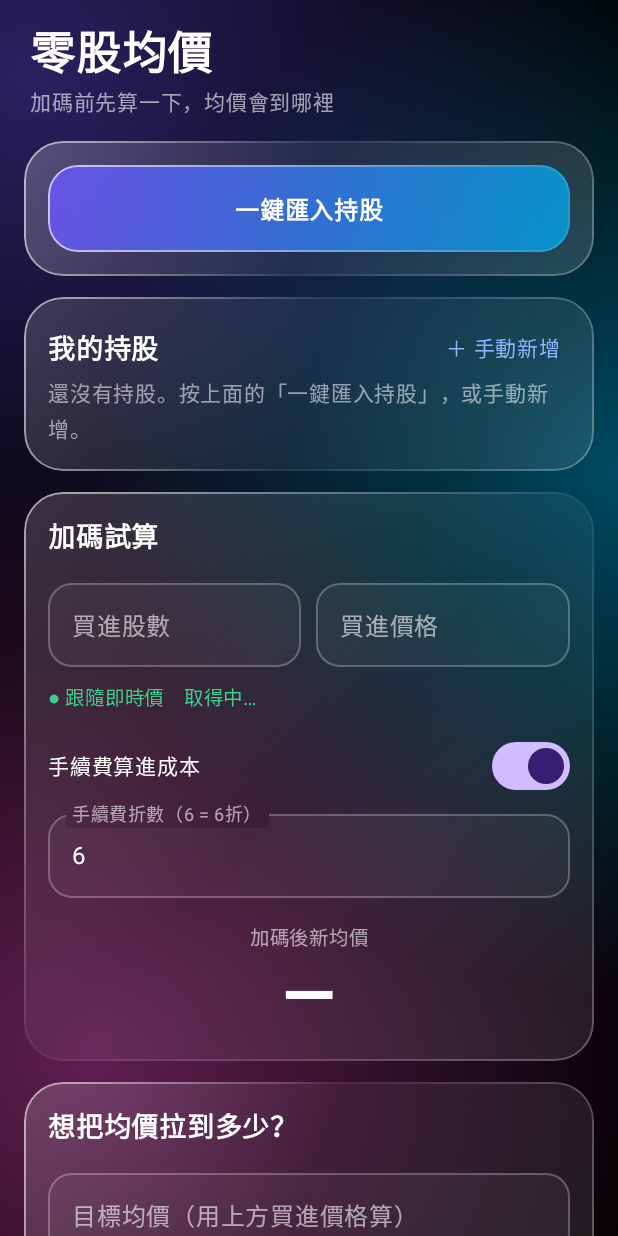
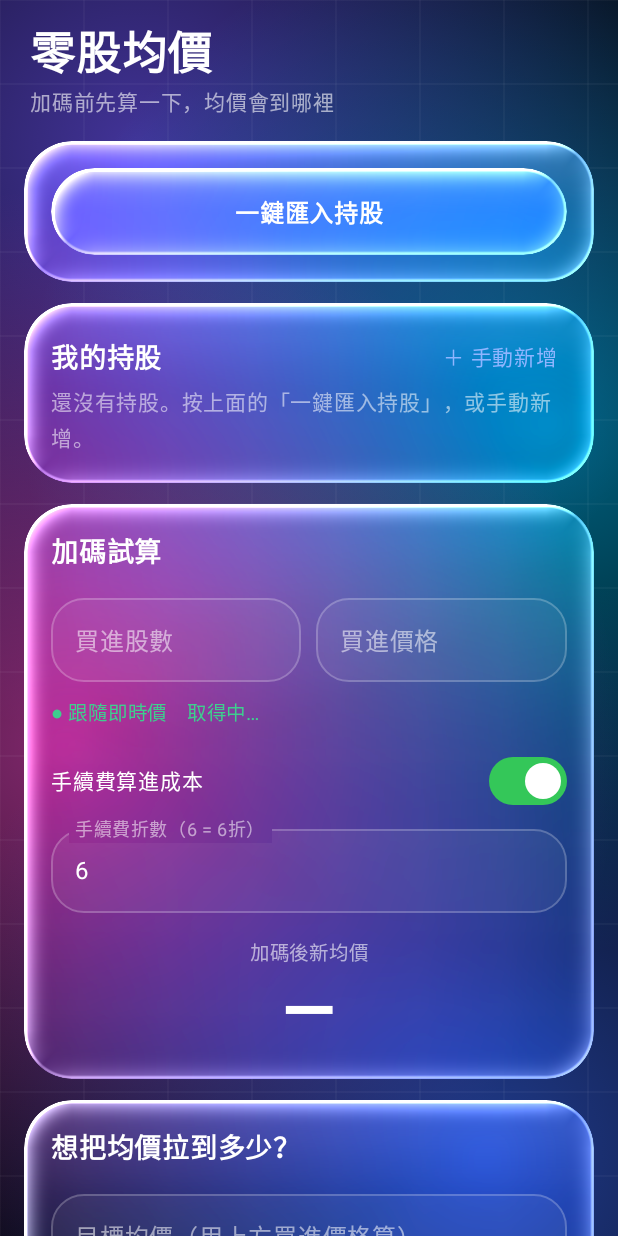
Before and after one commit to s124964743-glitch/stock-avg, an Android app built with Jetpack Compose: the screen it shows after launch (MainActivity), on a phone screen of 412 x 824 dp. Run offline under Robolectric (Android 15) with nearby library versions, the phone set to English and light mode, and no system bars; pictures from the network do not load.

Commit message:
仿 iOS Liquid Glass：AGSL 透鏡折射、色散、鏡面高光、背景模糊、按壓彈性
Co-Authored-By: Claude Sonnet 5.5 <noreply@anthropic.com>
Claude-Session: https://claude.ai/code/session_01JHz7xpGUTKzABaYYpgPKTS

```diff
--- a/app/src/main/java/app/stockavg/Glass.kt
+++ b/app/src/main/java/app/stockavg/Glass.kt
@@ -1,15 +1,30 @@
 package app.stockavg
 
+import android.graphics.RenderEffect
+import android.graphics.RuntimeShader
+import android.graphics.Shader
+import android.os.Build
+import androidx.compose.animation.core.LinearEasing
+import androidx.compose.animation.core.infiniteRepeatable
+import androidx.compose.animation.core.rememberInfiniteTransition
+import androidx.compose.animation.core.spring
+import androidx.compose.animation.core.tween
+import androidx.compose.animation.core.animateFloat
+import androidx.compose.animation.core.animateFloatAsState
 import androidx.compose.foundation.Canvas
 import androidx.compose.foundation.background
 import androidx.compose.foundation.border
 import androidx.compose.foundation.clickable
+import androidx.compose.foundation.interaction.MutableInteractionSource
+import androidx.compose.foundation.interaction.collectIsPressedAsState
 import androidx.compose.foundation.layout.Box
 import androidx.compose.foundation.layout.BoxScope
+import androidx.compose.foundation.layout.BoxWithConstraints
 import androidx.compose.foundation.layout.Column
 import androidx.compose.foundation.layout.ColumnScope
 import androidx.compose.foundation.layout.fillMaxSize
 import androidx.compose.foundation.layout.fillMaxWidth
+import androidx.compose.foundation.layout.matchParentSize
 import androidx.compose.foundation.layout.padding
 import androidx.compose.foundation.shape.RoundedCornerShape
 import androidx.compose.foundation.text.KeyboardOptions
@@ -17,18 +32,35 @@ import androidx.compose.material3.OutlinedTextField
 import androidx.compose.material3.OutlinedTextFieldDefaults
 import androidx.compose.material3.Text
 import androidx.compose.runtime.Composable
+import androidx.compose.runtime.CompositionLocalProvider
+import androidx.compose.runtime.State
+import androidx.compose.runtime.compositionLocalOf
+import androidx.compose.runtime.getValue
+import androidx.compose.runtime.mutableStateOf
+import androidx.compose.runtime.remember
+import androidx.compose.runtime.setValue
 import androidx.compose.ui.Alignment
 import androidx.compose.ui.Modifier
 import androidx.compose.ui.draw.clip
+import androidx.compose.ui.draw.drawBehind
 import androidx.compose.ui.geometry.Offset
+import androidx.compose.ui.geometry.Size
 import androidx.compose.ui.graphics.Brush
 import androidx.compose.ui.graphics.Color
+import androidx.compose.ui.graphics.asComposeRenderEffect
+import androidx.compose.ui.graphics.drawscope.DrawScope
+import androidx.compose.ui.graphics.drawscope.translate
+import androidx.compose.ui.graphics.graphicsLayer
+import androidx.compose.ui.layout.onGloballyPositioned
+import androidx.compose.ui.layout.positionInRoot
 import androidx.compose.ui.text.font.FontWeight
 import androidx.compose.ui.text.input.KeyboardType
 import androidx.compose.ui.unit.Dp
 import androidx.compose.ui.unit.dp
 import androidx.compose.ui.unit.sp
 import androidx.compose.ui.window.Dialog
+import kotlin.math.cos
+import kotlin.math.sin
 
 val Accent = Color(0xFF8FB5FF)
 val Good = Color(0xFF3ECF8E)
@@ -36,25 +68,187 @@ val Bad = Color(0xFFFF6B64)
 val Up = Color(0xFFFF5A64)   // 台股：漲 = 紅
 val Down = Color(0xFF2ED47A) // 台股：跌 = 綠
 
-/** 黑底 + 幾團柔和的彩色光暈，讓玻璃卡片有東西可以折射。 */
-@Composable
-fun GlassBackground(content: @Composable BoxScope.() -> Unit) {
-    Box(Modifier.fillMaxSize().background(Color.Black)) {
-        Canvas(Modifier.fillMaxSize()) {
-            fun orb(c: Color, x: Float, y: Float, r: Float) {
+/**
+ * 仿 iOS「Liquid Glass」：
+ *  - 背後的畫面先輕微模糊（折射前的毛玻璃）
+ *  - 邊緣用 AGSL 著色器做「透鏡折射」：越靠近邊緣，背景被彎曲、拉伸，並帶有色散
+ *  - 提高飽和與亮度，疊上極薄的白色染色
+ *  - 光源在左上：邊緣有鏡面高光（亮邊），頂部有一層柔光
+ * 需要 Android 13（API 33）以上；更舊的系統自動退回一般半透明玻璃。
+ */
+private const val LENS = """
+uniform shader content;
+uniform float2 size;
+uniform float radius;
+uniform float bevel;
+uniform float strength;
+uniform float dpx;
+uniform float4 tint;
+
+float sdRound(float2 p, float2 hb, float r) {
+    float2 q = abs(p) - hb + float2(r);
+    return length(max(q, float2(0.0))) + min(max(q.x, q.y), 0.0) - r;
+}
+
+half4 main(float2 fc) {
+    float r = min(radius, min(size.x, size.y) * 0.5);
+    float bv = min(bevel, min(size.x, size.y) * 0.45);
+    float2 hb = size * 0.5;
+    float2 p = fc - hb;
+    float sd = sdRound(p, hb, r);
+    float2 n = float2(
+        sdRound(p + float2(1.0, 0.0), hb, r) - sdRound(p - float2(1.0, 0.0), hb, r),
+        sdRound(p + float2(0.0, 1.0), hb, r) - sdRound(p - float2(0.0, 1.0), hb, r));
+    float nl = length(n);
+    n = nl > 0.0001 ? n / nl : float2(0.0, -1.0);
+
+    float depth = clamp(-sd / bv, 0.0, 1.0);
+    float edge = 1.0 - depth;
+    float k = edge * edge;
+    float2 off = -n * k * strength;
+
+    half4 c0 = content.eval(fc + off);
+    half4 c1 = content.eval(fc + off * 1.22);
+    half4 c2 = content.eval(fc + off * 1.44);
+    float3 col = float3(c0.r, c1.g, c2.b);
+
+    float lum = dot(col, float3(0.299, 0.587, 0.114));
+    col = mix(float3(lum), col, 1.4);
+    col = col * 1.15 + tint.rgb * tint.a;
+
+    float2 L = normalize(float2(-0.75, -0.65));
+    float facing = dot(n, L);
+    float rim = pow(edge, 3.0);
+    float spec = rim * (0.85 * max(facing, 0.0) + 0.35 * max(-facing, 0.0));
+    float line = 1.0 - smoothstep(0.0, 1.8 * dpx, abs(sd + 1.1 * dpx));
+    spec += line * (0.28 + 0.55 * max(facing, 0.0));
+    float sheen = 0.08 * (1.0 - smoothstep(0.0, 0.55, fc.y / size.y));
+    col += float3(spec + sheen);
+
+    col = clamp(col, float3(0.0), float3(1.0));
+    float a = clamp(0.5 - sd, 0.0, 1.0);
+    return half4(half3(col * a), half(a));
+}
+"""
+
+class Backdrop(val w: Float, val h: Float, val phase: State<Float>)
+
+val LocalBackdrop = compositionLocalOf<Backdrop?> { null }
+
+/** 畫面最底層：黑底、緩慢飄移的彩色光暈、極淡的網格（讓玻璃折射看得出來）。 */
+fun DrawScope.drawField(w: Float, h: Float, t: Float) {
+    drawRect(Color.Black, size = Size(w, h))
+    val a = (t * 2.0 * Math.PI).toFloat()
+    fun orb(c: Color, cx: Float, cy: Float, r: Float, alpha: Float) {
         drawCircle(
             brush = Brush.radialGradient(
-                        listOf(c.copy(alpha = 0.38f), Color.Transparent),
-                        center = Offset(x, y),
+                listOf(c.copy(alpha = alpha), Color.Transparent),
+                center = Offset(cx, cy),
                 radius = r,
             ),
             radius = r,
-                    center = Offset(x, y),
+            center = Offset(cx, cy),
         )
     }
-            orb(Color(0xFF6E56FF), size.width * 0.05f, size.height * 0.06f, size.width * 0.95f)
-            orb(Color(0xFF00C2FF), size.width * 1.0f, size.height * 0.38f, size.width * 0.85f)
-            orb(Color(0xFFFF4FD8), size.width * 0.15f, size.height * 0.85f, size.width * 0.95f)
+    orb(Color(0xFF6E56FF), w * (0.12f + 0.12f * sin(a)), h * (0.10f + 0.04f * cos(a)), w * 0.95f, 0.60f)
+    orb(Color(0xFF00C2FF), w * (0.92f + 0.07f * cos(a + 1f)), h * (0.34f + 0.05f * sin(a + 2f)), w * 0.85f, 0.50f)
+    orb(Color(0xFFFF4FD8), w * (0.18f + 0.10f * sin(a + 3f)), h * (0.62f + 0.04f * cos(a + 1f)), w * 0.90f, 0.50f)
+    orb(Color(0xFF3B6BFF), w * (0.85f + 0.07f * sin(a + 4f)), h * (0.92f + 0.03f * cos(a)), w * 0.95f, 0.55f)
+    val step = 56.dp.toPx()
+    val line = Color.White.copy(alpha = 0.05f)
+    var x = 0f
+    while (x < w) {
+        drawLine(line, Offset(x, 0f), Offset(x, h), 1.5f)
+        x += step
+    }
+    var y = 0f
+    while (y < h) {
+        drawLine(line, Offset(0f, y), Offset(w, y), 1.5f)
+        y += step
+    }
+}
+
+@Composable
+fun GlassBackground(content: @Composable BoxScope.() -> Unit) {
+    val tr = rememberInfiniteTransition(label = "bg")
+    val phase = tr.animateFloat(
+        initialValue = 0f,
+        targetValue = 1f,
+        animationSpec = infiniteRepeatable(tween(60000, easing = LinearEasing)),
+        label = "phase",
+    )
+    BoxWithConstraints(Modifier.fillMaxSize().background(Color.Black)) {
+        val w = constraints.maxWidth.toFloat()
+        val h = constraints.maxHeight.toFloat()
+        val bd = remember(w, h) { Backdrop(w, h, phase) }
+        CompositionLocalProvider(LocalBackdrop provides bd) {
+            Canvas(Modifier.fillMaxSize()) { drawField(w, h, phase.value) }
+            Box(Modifier.fillMaxSize()) { content() }
+        }
+    }
+}
+
+/** 一塊液態玻璃。content 疊在折射層上面，文字保持清晰不變形。 */
+@Composable
+fun GlassSurface(
+    modifier: Modifier,
+    radius: Dp,
+    tint: Color,
+    content: @Composable BoxScope.() -> Unit,
+) {
+    val bd = LocalBackdrop.current
+    val clipShape = RoundedCornerShape(radius)
+    var pos by remember { mutableStateOf(Offset.Zero) }
+    val lens = Build.VERSION.SDK_INT >= 33 && bd != null
+
+    Box(
+        modifier
+            .onGloballyPositioned { pos = it.positionInRoot() }
+            .clip(clipShape)
+    ) {
+        if (lens && bd != null) {
+            val shader = remember { RuntimeShader(LENS) }
+            Box(
+                Modifier
+                    .matchParentSize()
+                    .graphicsLayer {
+                        shader.setFloatUniform("size", size.width, size.height)
+                        shader.setFloatUniform("radius", radius.toPx())
+                        shader.setFloatUniform("bevel", 22.dp.toPx())
+                        shader.setFloatUniform("strength", 16.dp.toPx())
+                        shader.setFloatUniform("dpx", 1.dp.toPx())
+                        shader.setFloatUniform("tint", tint.red, tint.green, tint.blue, tint.alpha)
+                        val blur = RenderEffect.createBlurEffect(9.dp.toPx(), 9.dp.toPx(), Shader.TileMode.CLAMP)
+                        val len = RenderEffect.createRuntimeShaderEffect(shader, "content")
+                        renderEffect = RenderEffect.createChainEffect(len, blur).asComposeRenderEffect()
+                        clip = true
+                        this.shape = clipShape
+                    }
+                    .drawBehind {
+                        translate(-pos.x, -pos.y) { drawField(bd.w, bd.h, bd.phase.value) }
+                    }
+            )
+        } else {
+            Box(
+                Modifier
+                    .matchParentSize()
+                    .background(
+                        Brush.linearGradient(
+                            listOf(
+                                Color.White.copy(alpha = 0.16f),
+                                Color.White.copy(alpha = 0.05f),
+                                Color.White.copy(alpha = 0.10f),
+                            )
+                        )
+                    )
+                    .border(
+                        1.dp,
+                        Brush.linearGradient(
+                            listOf(Color.White.copy(alpha = 0.6f), Color.White.copy(alpha = 0.06f), Color.White.copy(alpha = 0.28f))
+                        ),
+                        clipShape,
+                    )
+            )
         }
         content()
     }
@@ -63,56 +257,43 @@ fun GlassBackground(content: @Composable BoxScope.() -> Unit) {
 @Composable
 fun Glass(
     modifier: Modifier = Modifier,
-    radius: Dp = 26.dp,
+    radius: Dp = 32.dp,
     strong: Boolean = false,
     onClick: (() -> Unit)? = null,
     content: @Composable ColumnScope.() -> Unit,
 ) {
-    val shape = RoundedCornerShape(radius)
-    val a = if (strong) 1.4f else 1f
-    var m = modifier
-        .clip(shape)
-        .background(
-            Brush.linearGradient(
-                listOf(
-                    Color.White.copy(alpha = 0.16f * a),
-                    Color.White.copy(alpha = 0.05f * a),
-                    Color.White.copy(alpha = 0.10f * a),
-                )
-            )
-        )
-        .border(
-            1.dp,
-            Brush.linearGradient(
-                listOf(Color.White.copy(alpha = 0.60f), Color.White.copy(alpha = 0.06f), Color.White.copy(alpha = 0.28f))
-            ),
-            shape,
-        )
-    if (onClick != null) m = m.clickable(onClick = onClick)
-    Column(m.padding(16.dp), content = content)
+    val m = if (onClick != null) modifier.clickable(onClick = onClick) else modifier
+    GlassSurface(m, radius, Color.White.copy(alpha = if (strong) 0.10f else 0.05f)) {
+        Column(Modifier.padding(18.dp), content = content)
+    }
 }
 
 @Composable
 fun GlassButton(text: String, modifier: Modifier = Modifier, primary: Boolean = false, onClick: () -> Unit) {
-    val shape = RoundedCornerShape(20.dp)
-    val fill = if (primary)
-        Brush.linearGradient(listOf(Color(0xCC6E56FF), Color(0xCC00A6E8)))
-    else
-        Brush.linearGradient(listOf(Color.White.copy(alpha = 0.14f), Color.White.copy(alpha = 0.06f)))
+    val src = remember { MutableInteractionSource() }
+    val pressed by src.collectIsPressedAsState()
+    val sc by animateFloatAsState(
+        targetValue = if (pressed) 0.95f else 1f,
+        animationSpec = spring(dampingRatio = 0.55f, stiffness = 500f),
+        label = "press",
+    )
+    val tint = if (primary) Color(0xFF5B7BFF).copy(alpha = 0.42f) else Color.White.copy(alpha = if (pressed) 0.16f else 0.06f)
+    GlassSurface(
+        modifier
+            .graphicsLayer {
+                scaleX = sc
+                scaleY = sc
+            }
+            .clickable(interactionSource = src, indication = null, onClick = onClick),
+        100.dp,
+        tint,
+    ) {
         Box(
-        modifier
-            .clip(shape)
-            .background(fill)
-            .border(
-                1.dp,
-                Brush.linearGradient(listOf(Color.White.copy(alpha = 0.65f), Color.White.copy(alpha = 0.10f))),
-                shape,
-            )
-            .clickable(onClick = onClick)
-            .padding(horizontal = 18.dp, vertical = 14.dp),
+            Modifier.padding(horizontal = 22.dp, vertical = 14.dp).align(Alignment.Center),
             contentAlignment = Alignment.Center,
         ) {
             Text(text, color = Color.White, fontSize = 16.sp, fontWeight = FontWeight.SemiBold)
+        }
     }
 }
 
@@ -130,18 +311,18 @@ fun GField(
         label = { Text(label) },
         singleLine = true,
         modifier = modifier,
-        shape = RoundedCornerShape(16.dp),
+        shape = RoundedCornerShape(22.dp),
         keyboardOptions = KeyboardOptions(keyboardType = kind),
         colors = OutlinedTextFieldDefaults.colors(
             focusedTextColor = Color.White,
             unfocusedTextColor = Color.White,
-            focusedBorderColor = Accent,
-            unfocusedBorderColor = Color.White.copy(alpha = 0.25f),
-            focusedLabelColor = Accent,
-            unfocusedLabelColor = Color.White.copy(alpha = 0.6f),
+            focusedBorderColor = Color.White.copy(alpha = 0.75f),
+            unfocusedBorderColor = Color.White.copy(alpha = 0.22f),
+            focusedLabelColor = Color.White.copy(alpha = 0.85f),
+            unfocusedLabelColor = Color.White.copy(alpha = 0.55f),
             cursorColor = Color.White,
-            focusedContainerColor = Color.White.copy(alpha = 0.06f),
-            unfocusedContainerColor = Color.White.copy(alpha = 0.04f),
+            focusedContainerColor = Color.White.copy(alpha = 0.08f),
+            unfocusedContainerColor = Color.White.copy(alpha = 0.05f),
         ),
     )
 }
@@ -152,7 +333,7 @@ fun GlassDialog(onDismiss: () -> Unit, content: @Composable ColumnScope.() -> Un
         Box(
             Modifier
                 .fillMaxWidth()
-                .clip(RoundedCornerShape(26.dp))
+                .clip(RoundedCornerShape(32.dp))
                 .background(Color(0xF0080B14))
         ) {
             Glass(Modifier.fillMaxWidth(), strong = true, content = content)
--- a/app/src/main/java/app/stockavg/MainActivity.kt
+++ b/app/src/main/java/app/stockavg/MainActivity.kt
@@ -23,6 +23,7 @@ import androidx.compose.foundation.verticalScroll
 import androidx.compose.material3.MaterialTheme
 import androidx.compose.material3.Surface
 import androidx.compose.material3.Switch
+import androidx.compose.material3.SwitchDefaults
 import androidx.compose.material3.Text
 import androidx.compose.material3.darkColorScheme
 import androidx.compose.runtime.Composable
@@ -319,7 +320,18 @@ fun App(tick: Int, resumed: Boolean) {
             }
             Row(Modifier.fillMaxWidth().padding(top = 8.dp), verticalAlignment = Alignment.CenterVertically) {
                 Text("手續費算進成本", modifier = Modifier.weight(1f), fontSize = 14.sp)
-                Switch(checked = feeOn, onCheckedChange = { feeOn = it })
+                Switch(
+                    checked = feeOn,
+                    onCheckedChange = { feeOn = it },
+                    colors = SwitchDefaults.colors(
+                        checkedTrackColor = Color(0xFF34C759),
+                        checkedThumbColor = Color.White,
+                        checkedBorderColor = Color.Transparent,
+                        uncheckedTrackColor = Color.White.copy(alpha = 0.22f),
+                        uncheckedThumbColor = Color.White,
+                        uncheckedBorderColor = Color.Transparent,
+                    ),
+                )
             }
             if (feeOn) {
                 GField("手續費折數（6 = 6折）", disc, { disc = it }, Modifier.fillMaxWidth())
```
Lines whose indentation alone changed are shown as unchanged.
